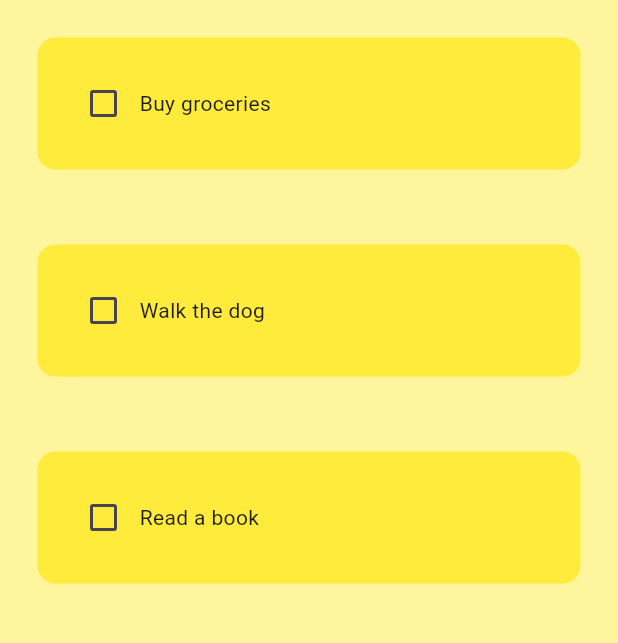
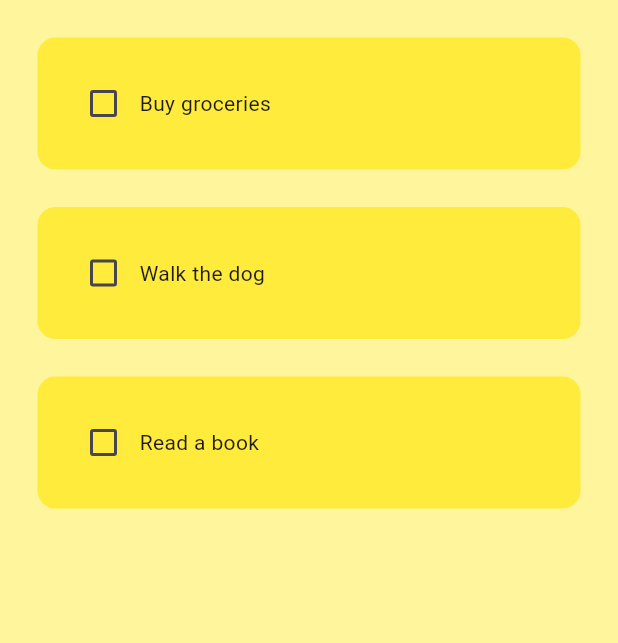
Before and after one commit to darrenak403/todo_app, a Flutter app: the screen it shows after launch, on a phone screen of 412 x 824 dp, the part 84-727 px from its top. Run offline on Flutter 3.47's test engine with Material 3 defaults, Android fonts, the phone set to English and light mode, and no system bars.

Commit message:
style(todo_tile): adjust padding for todo tile layout
Changes:
- Update padding to use specific values for left, right, and top
- Remove unnecessary line in Checkbox widget

```diff
--- a/lib/util/todo_tile.dart
+++ b/lib/util/todo_tile.dart
@@ -15,7 +15,7 @@ class ToDoTile extends StatelessWidget {
   @override
   Widget build(BuildContext context) {
     return Padding(
-      padding: const EdgeInsets.all(25.0),
+      padding: const EdgeInsets.only(left: 25.0, right: 25.0, top: 25.0),
       child: Container(
         padding: EdgeInsets.all(20),
         decoration: BoxDecoration(
@@ -30,7 +30,6 @@ class ToDoTile extends StatelessWidget {
               onChanged: onChanged,
               activeColor: Colors.black,
             ),
-
             //task name
             Text(taskName),
           ],
```
